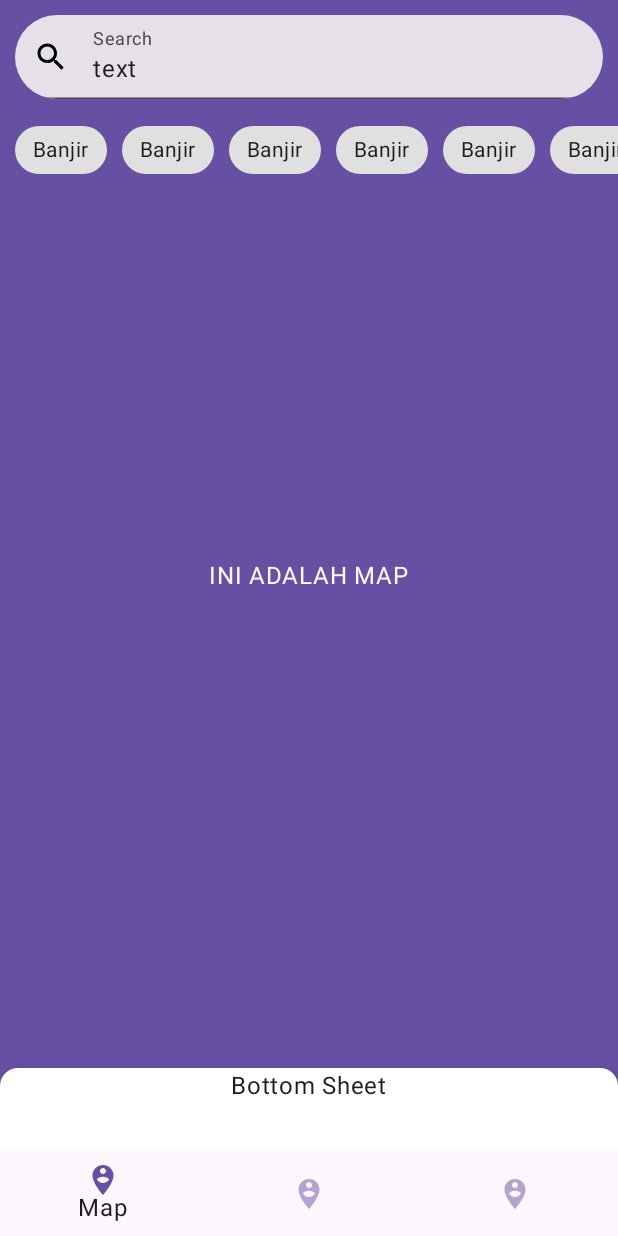
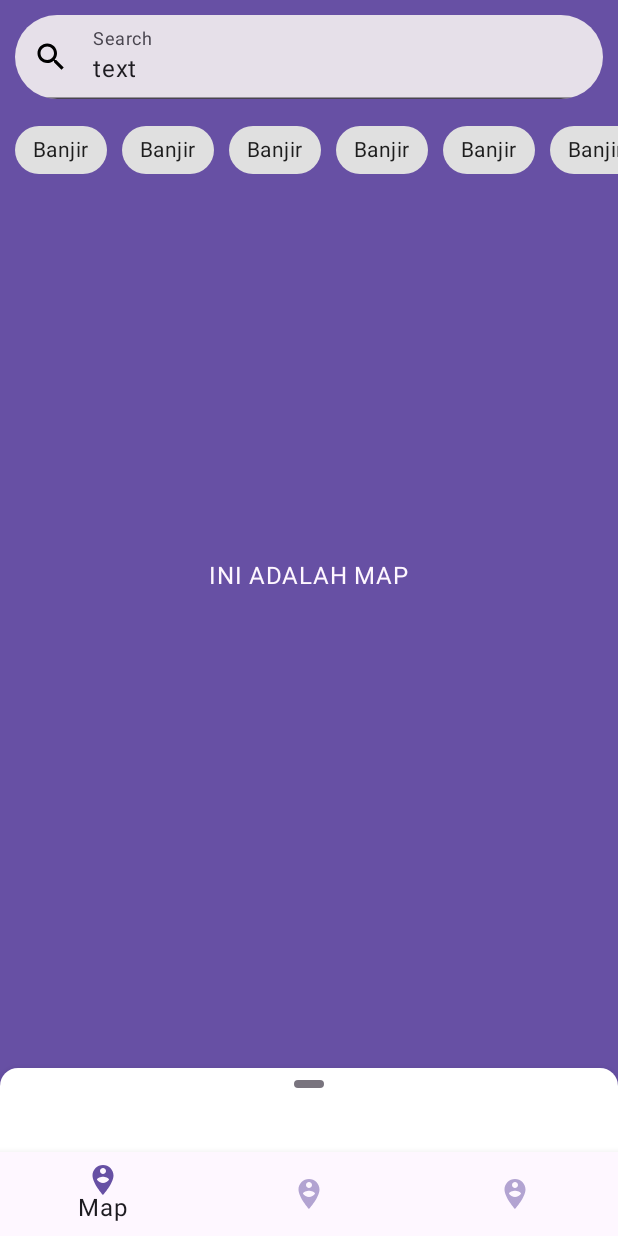
Before and after one commit to GG-3-0-Mobile-Engineering/ME14-MapDisaster-GG3MEGP0546-DekiNurFitrian, an Android app built with Jetpack Compose: the screen it shows after launch (MainActivity), on a phone screen of 412 x 824 dp. Run offline under Robolectric (Android 15) with nearby library versions, the phone set to English and light mode, and no system bars; 2 statements that could not run were skipped.

Commit message:
feat: Item disaster
+
+ coil dependency

```diff
--- a/app/build.gradle
+++ b/app/build.gradle
@@ -113,4 +113,7 @@ dependencies {
     //lottie
     implementation 'com.airbnb.android:lottie-compose:6.0.0'
 
+    //coil
+    implementation "io.coil-kt:coil-compose:2.3.0"
+
 }
--- /dev/null
+++ b/app/src/main/java/com/example/finalprojectgg/domain/model/DisasterModel.kt
@@ -0,0 +1,6 @@
+package com.example.finalprojectgg.domain.model
+
+data class DisasterModel(
+    var title:String,
+    var desc:String,
+)
--- a/app/src/main/java/com/example/finalprojectgg/ui/screens/MapDisasterScreen.kt
+++ b/app/src/main/java/com/example/finalprojectgg/ui/screens/MapDisasterScreen.kt
@@ -4,9 +4,12 @@ import androidx.compose.foundation.background
 import androidx.compose.foundation.layout.Box
 import androidx.compose.foundation.layout.Column
 import androidx.compose.foundation.layout.Row
+import androidx.compose.foundation.layout.Spacer
 import androidx.compose.foundation.layout.fillMaxSize
 import androidx.compose.foundation.layout.fillMaxWidth
+import androidx.compose.foundation.layout.height
 import androidx.compose.foundation.layout.padding
+import androidx.compose.foundation.layout.width
 import androidx.compose.foundation.lazy.LazyRow
 import androidx.compose.material.BottomSheetScaffold
 import androidx.compose.material.BottomSheetState
@@ -34,11 +37,12 @@ import androidx.compose.ui.draw.clip
 import androidx.compose.ui.geometry.CornerRadius
 import androidx.compose.ui.graphics.Color
 import androidx.compose.ui.graphics.vector.ImageVector
+import androidx.compose.ui.tooling.preview.Preview
 import androidx.compose.ui.unit.dp
 import com.example.finalprojectgg.domain.model.ChipModel
 import com.example.finalprojectgg.ui.components.FilterChipGroup
 import com.example.finalprojectgg.ui.navigation.Screens
-
+@Preview(showBackground = true)
 @OptIn(ExperimentalMaterialApi::class)
 @Composable
 fun MapDisasterScreen() {
@@ -73,8 +77,13 @@ fun MapDisasterScreen() {
 
 @Composable
 fun MapDisasterBottomSheet() {
-    Box(Modifier.fillMaxSize(), contentAlignment = Alignment.TopCenter) {
-        Text(text = "Bottom Sheet")
+    Column(Modifier.fillMaxSize(), horizontalAlignment = Alignment.CenterHorizontally) {
+        Spacer(modifier = Modifier.height(8.dp))
+        Box(modifier = Modifier
+            .height(5.dp)
+            .width(20.dp)
+            .clip(MaterialTheme.shapes.extraLarge)
+            .background(MaterialTheme.colorScheme.outline))
     }
 }
 
```
Also changed, not shown: app/src/main/java/com/example/finalprojectgg/ui/components/DisasterItemComponent.kt (added, +27 -0 lines).
